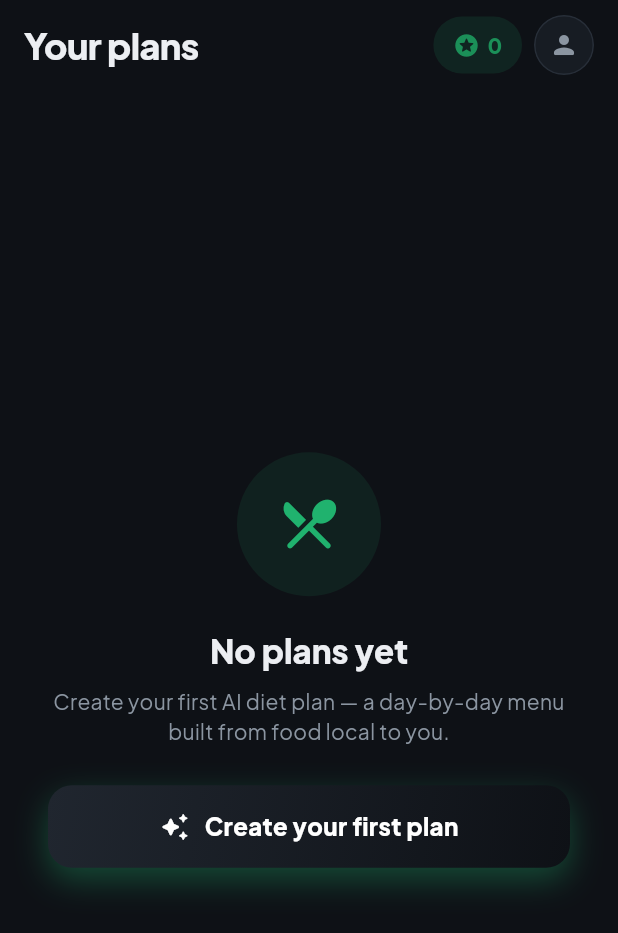
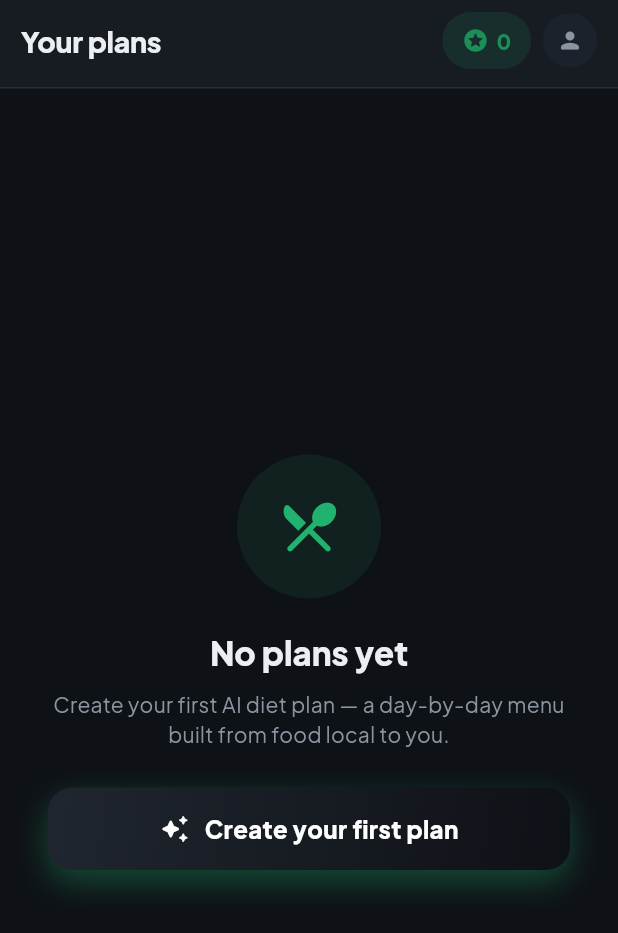
Before and after one commit to krishnaeee/DietPlanner, a Flutter app: the HomeScreen screen opened directly, on a phone screen of 412 x 824 dp. Shown: the top 933 px of the screen. Run offline on Flutter 3.47's test engine with Material 3 defaults, Android fonts, the phone set to English and light mode, and no system bars; our stand-ins replace flutter_local_notifications, flutter_timezone, google_fonts, google_sign_in, shared_preferences, timezone; missing offline and left inert: purchases_flutter; accounts and stored records are empty; network calls fail.

Commit message:
Sleeker UI pass: header background, smaller titles/icons, more spacing
- FreshHeader: surface background with a bottom hairline (a real header
  band), title reduced (~19px), tighter — softer circle buttons (36px).
- Smaller icons across meal tiles, hub tab bar, and header circle
  buttons; slimmer plan-card leading icon.
- More breathing room between list items (meals, plan cards) and list
  top padding.

Co-Authored-By: Claude Opus 4.8 <noreply@anthropic.com>

```diff
--- a/mobile/lib/screens/home_screen.dart
+++ b/mobile/lib/screens/home_screen.dart
@@ -167,10 +167,10 @@ class _HomeScreenState extends State<HomeScreen> {
                 : _plans.isEmpty
                     ? _EmptyState(onAdd: _addPlan)
                     : ListView(
-                        padding: const EdgeInsets.fromLTRB(16, 12, 16, 96),
+                        padding: const EdgeInsets.fromLTRB(16, 16, 16, 96),
                         children: [
                           ..._plans.map((p) => Padding(
-                                padding: const EdgeInsets.only(bottom: 10),
+                                padding: const EdgeInsets.only(bottom: 13),
                                 child: _PlanCard(
                                   plan: p,
                                   onOpen: () => _openPlan(p),
@@ -299,15 +299,15 @@ class _SettingsBtn extends StatelessWidget {
   @override
   Widget build(BuildContext context) {
     return Material(
-      color: AppColors.surface,
-      shape: CircleBorder(side: BorderSide(color: AppColors.line)),
+      color: AppColors.fieldFill,
+      shape: const CircleBorder(),
       clipBehavior: Clip.antiAlias,
       child: InkWell(
         onTap: onTap,
         child: SizedBox(
-          width: 40,
-          height: 40,
-          child: Icon(Icons.person_rounded, size: 20, color: AppColors.inkMuted),
+          width: 36,
+          height: 36,
+          child: Icon(Icons.person_rounded, size: 18, color: AppColors.inkMuted),
         ),
       ),
     );
@@ -348,19 +348,20 @@ class _PlanCard extends StatelessWidget {
             boxShadow: softShadow(),
           ),
           child: Padding(
-            padding: const EdgeInsets.all(16),
+            padding: const EdgeInsets.all(15),
             child: Row(
               children: [
                 Container(
-                  width: 48,
-                  height: 48,
+                  width: 42,
+                  height: 42,
                   decoration: BoxDecoration(
                     color: AppColors.brand.withValues(alpha: 0.12),
-                    borderRadius: BorderRadius.circular(14),
+                    borderRadius: BorderRadius.circular(12),
                   ),
-                  child: const Icon(Icons.restaurant_menu_rounded, color: AppColors.brand),
+                  child: const Icon(Icons.restaurant_menu_rounded,
+                      color: AppColors.brand, size: 21),
                 ),
-                const SizedBox(width: 14),
+                const SizedBox(width: 13),
                 Expanded(
                   child: Column(
                     mainAxisSize: MainAxisSize.min,
--- a/mobile/lib/screens/plan_hub.dart
+++ b/mobile/lib/screens/plan_hub.dart
@@ -111,14 +111,14 @@ class _HubTab extends StatelessWidget {
         children: [
           AnimatedContainer(
             duration: const Duration(milliseconds: 180),
-            padding: const EdgeInsets.symmetric(horizontal: 16, vertical: 5),
+            padding: const EdgeInsets.symmetric(horizontal: 15, vertical: 4),
             decoration: BoxDecoration(
               color: selected
                   ? AppColors.brand.withValues(alpha: 0.12)
                   : Colors.transparent,
               borderRadius: BorderRadius.circular(20),
             ),
-            child: Icon(icon, color: color, size: 23),
+            child: Icon(icon, color: color, size: 20),
           ),
           const SizedBox(height: 3),
           Text(label,
--- a/mobile/lib/widgets/fresh.dart
+++ b/mobile/lib/widgets/fresh.dart
@@ -28,10 +28,15 @@ class FreshHeader extends StatelessWidget {
   @override
   Widget build(BuildContext context) {
     final text = Theme.of(context).textTheme;
-    return SafeArea(
+    return Container(
+      decoration: BoxDecoration(
+        color: AppColors.surface,
+        border: Border(bottom: BorderSide(color: AppColors.line)),
+      ),
+      child: SafeArea(
         bottom: false,
         child: Padding(
-        padding: const EdgeInsets.fromLTRB(16, 10, 16, 6),
+          padding: const EdgeInsets.fromLTRB(14, 8, 14, 12),
           child: Row(
             crossAxisAlignment: CrossAxisAlignment.center,
             children: [
@@ -47,18 +52,26 @@ class FreshHeader extends StatelessWidget {
                   crossAxisAlignment: CrossAxisAlignment.start,
                   children: [
                     Text(title,
-                      style: text.headlineSmall?.copyWith(
-                          fontWeight: FontWeight.w900, letterSpacing: -0.4)),
+                        maxLines: 1,
+                        overflow: TextOverflow.ellipsis,
+                        style: text.titleLarge?.copyWith(
+                            fontSize: 19,
+                            fontWeight: FontWeight.w800,
+                            letterSpacing: -0.2)),
                     if (subtitle != null && subtitle!.isNotEmpty) ...[
-                    const SizedBox(height: 2),
+                      const SizedBox(height: 1),
                       Text(subtitle!,
-                        style: text.bodySmall?.copyWith(color: AppColors.inkMuted)),
+                          maxLines: 1,
+                          overflow: TextOverflow.ellipsis,
+                          style: text.bodySmall
+                              ?.copyWith(color: AppColors.inkMuted, fontSize: 12)),
                     ],
                   ],
                 ),
               ),
               for (final a in actions) ...[const SizedBox(width: 8), a],
             ],
+          ),
         ),
       ),
     );
@@ -72,13 +85,13 @@ class _FreshCircleBtn extends StatelessWidget {
   @override
   Widget build(BuildContext context) {
     return Material(
-      color: AppColors.surface,
-      shape: CircleBorder(side: BorderSide(color: AppColors.line)),
+      color: AppColors.fieldFill,
+      shape: const CircleBorder(),
       clipBehavior: Clip.antiAlias,
       child: InkWell(
         onTap: onTap,
         child: SizedBox(
-            width: 40, height: 40, child: Icon(icon, size: 20, color: AppColors.ink)),
+            width: 36, height: 36, child: Icon(icon, size: 18, color: AppColors.ink)),
       ),
     );
   }
@@ -319,19 +332,19 @@ class FreshMealTile extends StatelessWidget {
                     : AppColors.line),
           ),
           child: Padding(
-            padding: const EdgeInsets.all(11),
+            padding: const EdgeInsets.all(13),
             child: Row(
               children: [
                 Container(
-                  width: 44,
-                  height: 44,
+                  width: 40,
+                  height: 40,
                   decoration: BoxDecoration(
                     color: color.withValues(alpha: 0.12),
-                    borderRadius: BorderRadius.circular(13),
+                    borderRadius: BorderRadius.circular(12),
                   ),
-                  child: Icon(AppColors.iconForMeal(meal.name), color: color, size: 22),
+                  child: Icon(AppColors.iconForMeal(meal.name), color: color, size: 19),
                 ),
-                const SizedBox(width: 12),
+                const SizedBox(width: 13),
                 Expanded(
                   child: Column(
                     crossAxisAlignment: CrossAxisAlignment.start,
```
Also changed, not shown: mobile/lib/screens/today_screen.dart (+4 -4 lines). Lines whose indentation alone changed are shown as unchanged.
